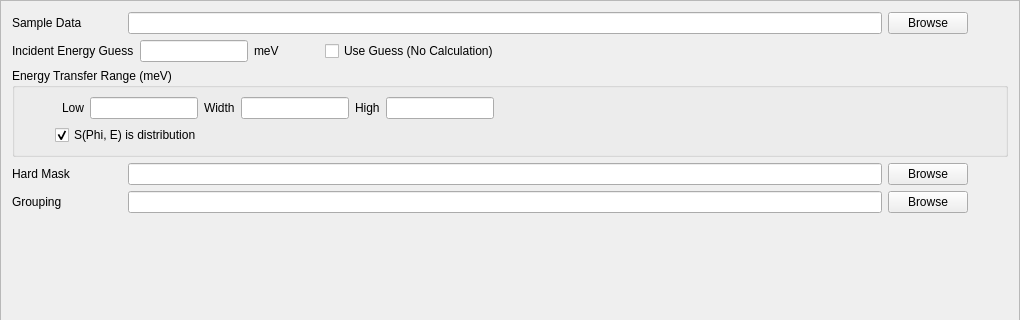
First picture: the form in Code/Mantid/scripts/Interface/ui/inelastic/dgs_sample_setup.ui, repository mantidproject/mantid, before the edit; both pictures show x 0 to 1020 and y 0 to 320 of the 1020 by 483 pixel window.
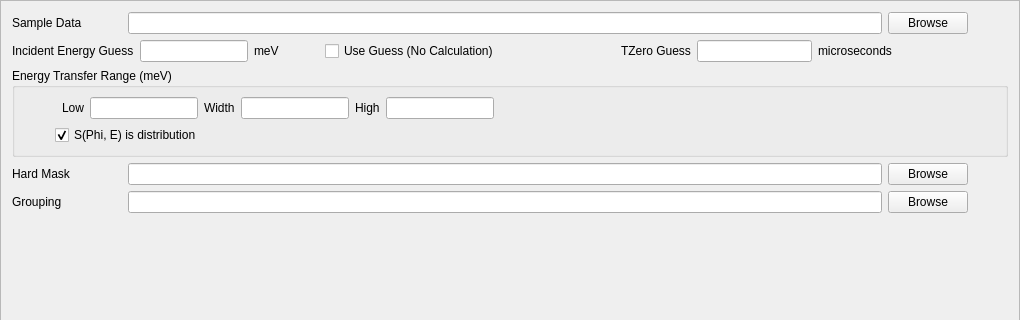
Second picture: the form after the edit.

Commit message: Refs #5454. Wiring up a TZero guess.

What changed in the file:
```diff
--- a/Code/Mantid/scripts/Interface/ui/inelastic/dgs_sample_setup.ui
+++ b/Code/Mantid/scripts/Interface/ui/inelastic/dgs_sample_setup.ui
@@ -131,6 +131,36 @@
        </property>
       </spacer>
      </item>
+     <item>
+      <widget class="QLabel" name="tzero_guess_label">
+       <property name="text">
+        <string>TZero Guess</string>
+       </property>
+      </widget>
+     </item>
+     <item>
+      <widget class="QLineEdit" name="tzero_guess_edit"/>
+     </item>
+     <item>
+      <widget class="QLabel" name="tzero_guess_unit_label">
+       <property name="text">
+        <string>microseconds</string>
+       </property>
+      </widget>
+     </item>
+     <item>
+      <spacer name="horizontalSpacer_8">
+       <property name="orientation">
+        <enum>Qt::Horizontal</enum>
+       </property>
+       <property name="sizeHint" stdset="0">
+        <size>
+         <width>40</width>
+         <height>20</height>
+        </size>
+       </property>
+      </spacer>
+     </item>
     </layout>
    </item>
    <item>
```
The commit also changes 3 other files.
